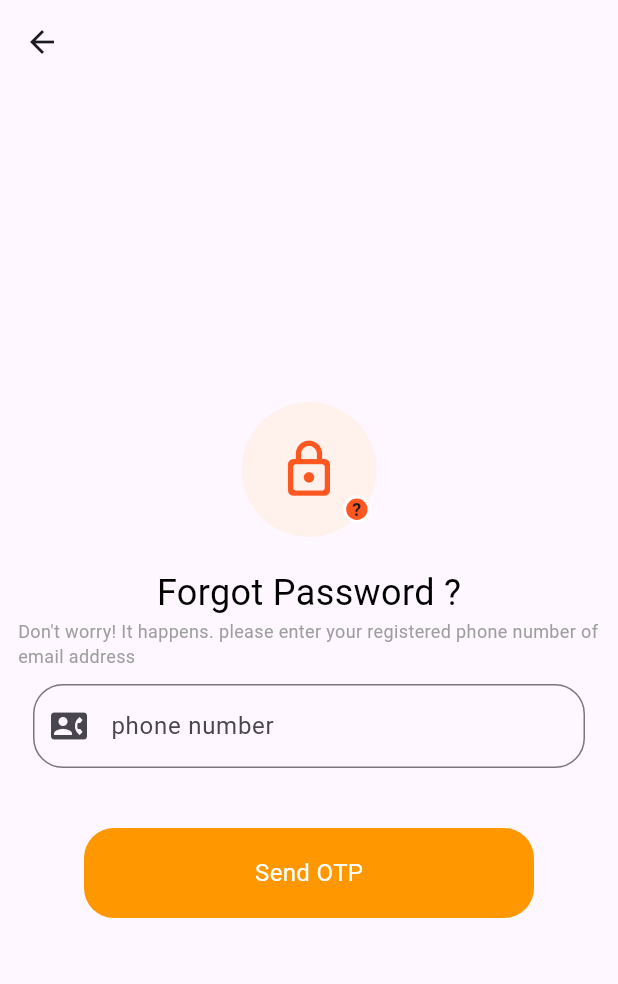
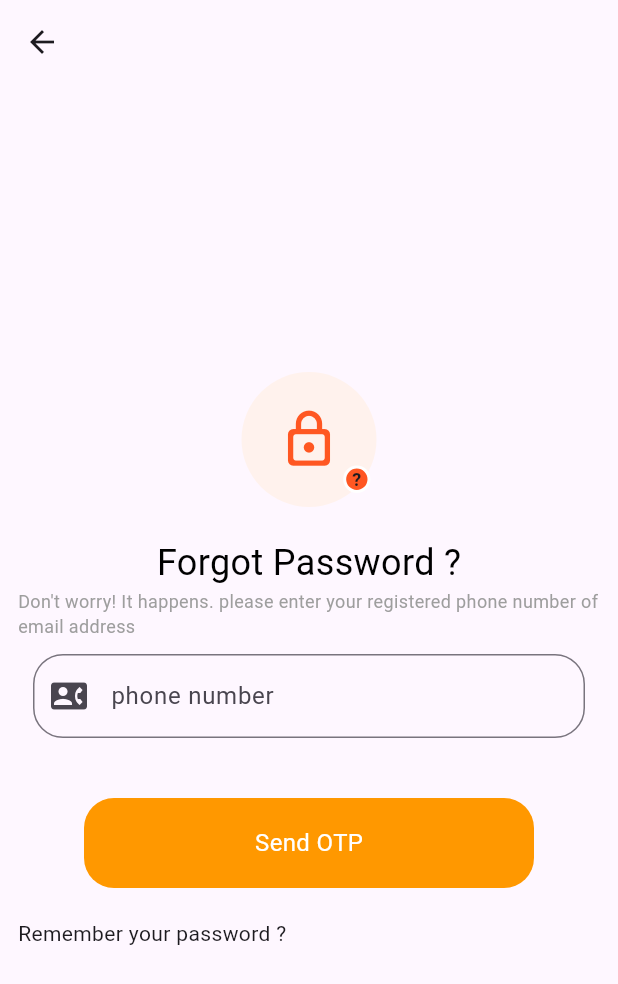
Before and after one commit to mdmehedidesktop-dotcom/navigation-, a Flutter app: the screen it shows after launch, on a phone screen of 412 x 824 dp. Shown: the top 984 px of the screen. Run offline on Flutter 3.47's test engine with Material 3 defaults, Android fonts, the phone set to English and light mode, and no system bars.

Commit message:
Update project

```diff
--- a/lib/Screen/forgot_password.dart
+++ b/lib/Screen/forgot_password.dart
@@ -52,7 +52,13 @@ class _ForgotPasswordState extends State<ForgotPassword> {
             style: TextStyle(fontSize: 12,color: Colors.grey),),
             MyTextField(email: TextEditingController(), hint: 'phone number', mLine: 1, icon: Icons.contact_phone, suffixIcon: null,),
             SizedBox(height: 30,),
-            CusttomButton(color: Colors.orange, onTap: () {  }, title: 'Send OTP', height:60, width: 300, textColor: Colors.white,)
+            CusttomButton(color: Colors.orange, onTap: () {  }, title: 'Send OTP', height:60, width: 300, textColor: Colors.white,),
+            SizedBox(height: 20,),
+            Row(
+              children: [
+                Text("Remember your password ?")
+              ],
+            )
           ],
         ),
       ),)),
```
